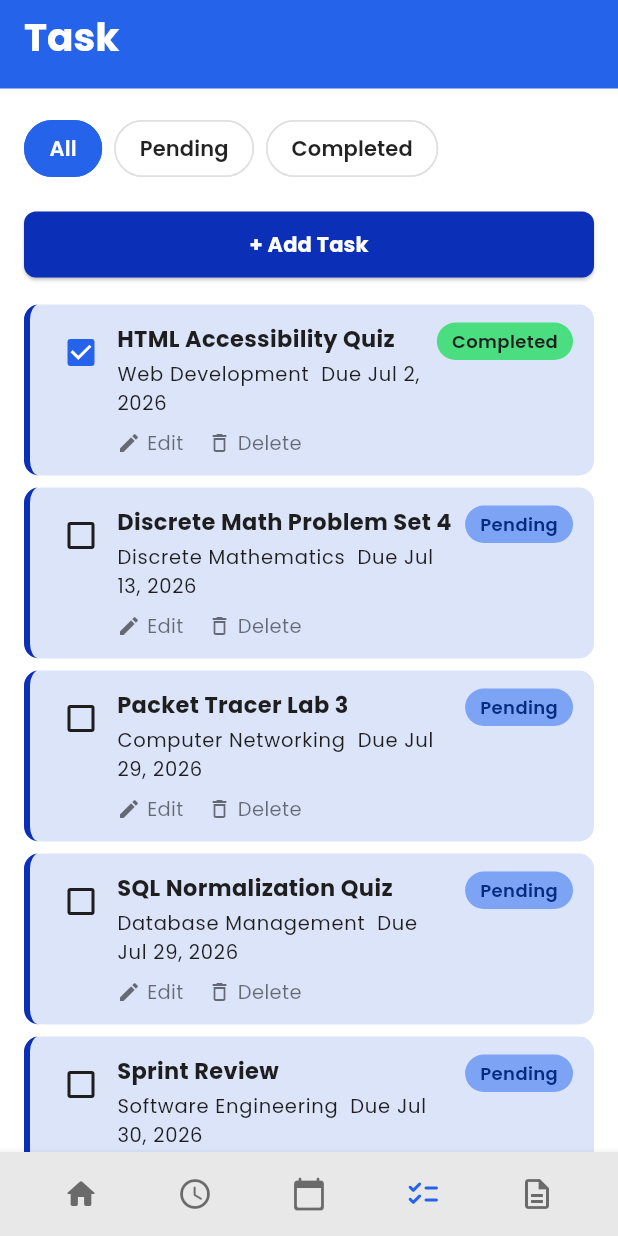
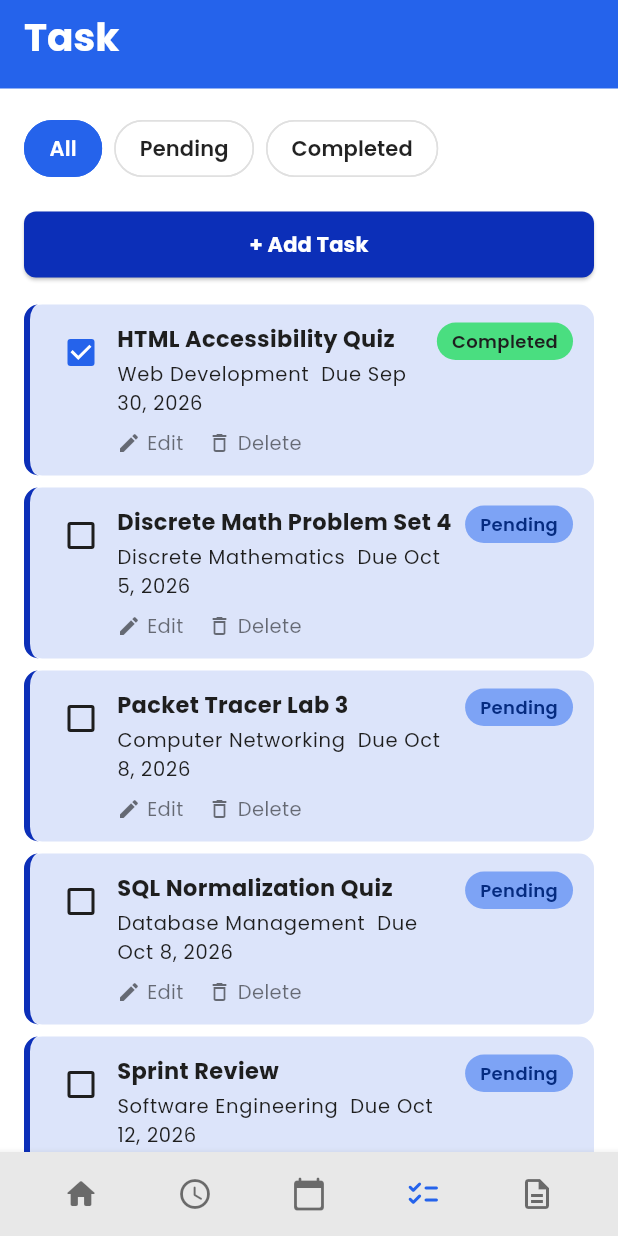
Before and after one commit to pblogs1112/StudentPlanner_Website, a Flutter app: the screen it shows after launch, item 4 of the bottom bar chosen, on a phone screen of 412 x 824 dp. Run offline on Flutter 3.47's test engine with Material 3 defaults, Android fonts, the phone set to English and light mode, and no system bars; our stand-ins replace device_preview, google_fonts, shared_preferences.

Commit message:
refactor: update task handling in calendar and planner store for better clarity and functionality

```diff
--- a/lib/main.dart
+++ b/lib/main.dart
@@ -21,7 +21,6 @@ Future<void> main() async {
 }
 
 class StudentPlannerApp extends StatefulWidget {
-  /// Optional: tests can pass their own store to inspect or change data.
   final PlannerStore? store;
   const StudentPlannerApp({super.key, this.store});
 
--- a/lib/state/planner_store.dart
+++ b/lib/state/planner_store.dart
@@ -89,6 +89,11 @@ class PlannerNote {
       );
 }
 
+DateTime _fromToday(int days) {
+  final now = DateTime.now();
+  return DateTime(now.year, now.month, now.day + days);
+}
+
 class PlannerStore extends ChangeNotifier {
   static const days = ['Mon', 'Tues', 'Wed', 'Thurs', 'Fri', 'Sat'];
 
@@ -126,31 +131,31 @@ class PlannerStore extends ChangeNotifier {
     PlannerTask(
       title: 'HTML Accessibility Quiz',
       subject: 'Web Development',
-      due: DateTime(2026, 7, 2),
+      due: _fromToday(-3),
       completed: true,
     ),
     PlannerTask(
       title: 'Discrete Math Problem Set 4',
       subject: 'Discrete Mathematics',
-      due: DateTime(2026, 7, 13),
+      due: _fromToday(2),
       completed: false,
     ),
     PlannerTask(
       title: 'Packet Tracer Lab 3',
       subject: 'Computer Networking',
-      due: DateTime(2026, 7, 29),
+      due: _fromToday(5),
       completed: false,
     ),
     PlannerTask(
       title: 'SQL Normalization Quiz',
       subject: 'Database Management',
-      due: DateTime(2026, 7, 29),
+      due: _fromToday(5),
       completed: false,
     ),
     PlannerTask(
       title: 'Sprint Review',
       subject: 'Software Engineering',
-      due: DateTime(2026, 7, 30),
+      due: _fromToday(9),
       completed: false,
     ),
   ];
@@ -289,8 +294,32 @@ class PlannerStore extends ChangeNotifier {
   ) {
     _classesByDay[oldDay]?.remove(oldItem);
     _classesByDay.putIfAbsent(newDay, () => []).add(updated);
+    _renameSubjectIfGone(oldItem.subject, updated.subject);
     notifyListeners();
     _save();
+  }
+
+  /// When a class is renamed and its old name is no longer on the schedule,
+  /// move that subject's tasks and notes to the new name so they stay linked.
+  /// If another day still has a class with the old name, nothing changes.
+  void _renameSubjectIfGone(String from, String to) {
+    if (from == to || subjects.contains(from)) return;
+    for (var i = 0; i < _tasks.length; i++) {
+      if (_tasks[i].subject == from) {
+        _tasks[i] = _tasks[i].copyWith(subject: to);
+      }
+    }
+    for (var i = 0; i < _notes.length; i++) {
+      final n = _notes[i];
+      if (n.subject == from) {
+        _notes[i] = PlannerNote(
+          title: n.title,
+          subject: to,
+          body: n.body,
+          updated: n.updated,
+        );
+      }
+    }
   }
 
   void deleteClass(String day, ClassItem item) {
@@ -302,8 +331,15 @@ class PlannerStore extends ChangeNotifier {
   // ------------------------------------------------------------------ tasks
 
   /// Pending tasks, soonest due date first.
-  List<PlannerTask> get upcomingTasks {
-    final list = _tasks.where((t) => !t.completed).toList();
+  /// Pending tasks due today or later, soonest first. Overdue and
+  /// completed tasks are left out (the Task screen still lists them).
+  List<PlannerTask> get upcomingTasks => upcomingTasksFrom(DateTime.now());
+
+  List<PlannerTask> upcomingTasksFrom(DateTime now) {
+    final today = DateTime(now.year, now.month, now.day);
+    final list = _tasks
+        .where((t) => !t.completed && !t.due.isBefore(today))
+        .toList();
     list.sort((a, b) => a.due.compareTo(b.due));
     return list;
   }
```
Also changed, not shown: lib/screens/calendar_screen.dart (+34 -9 lines), 1 other file.
